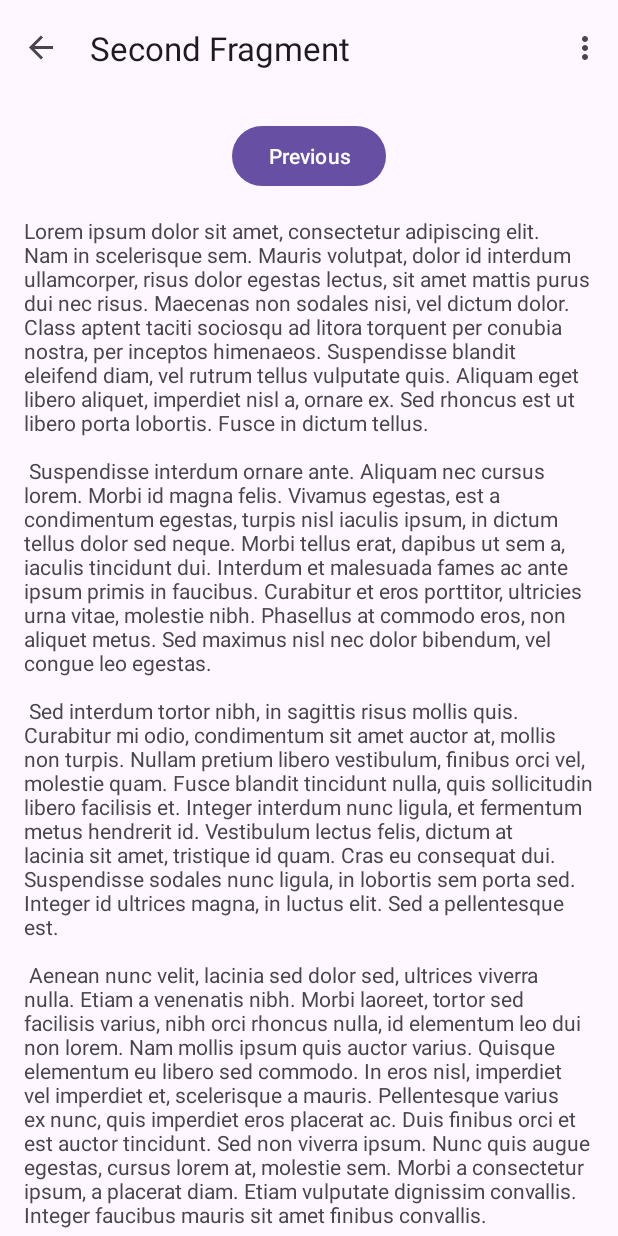
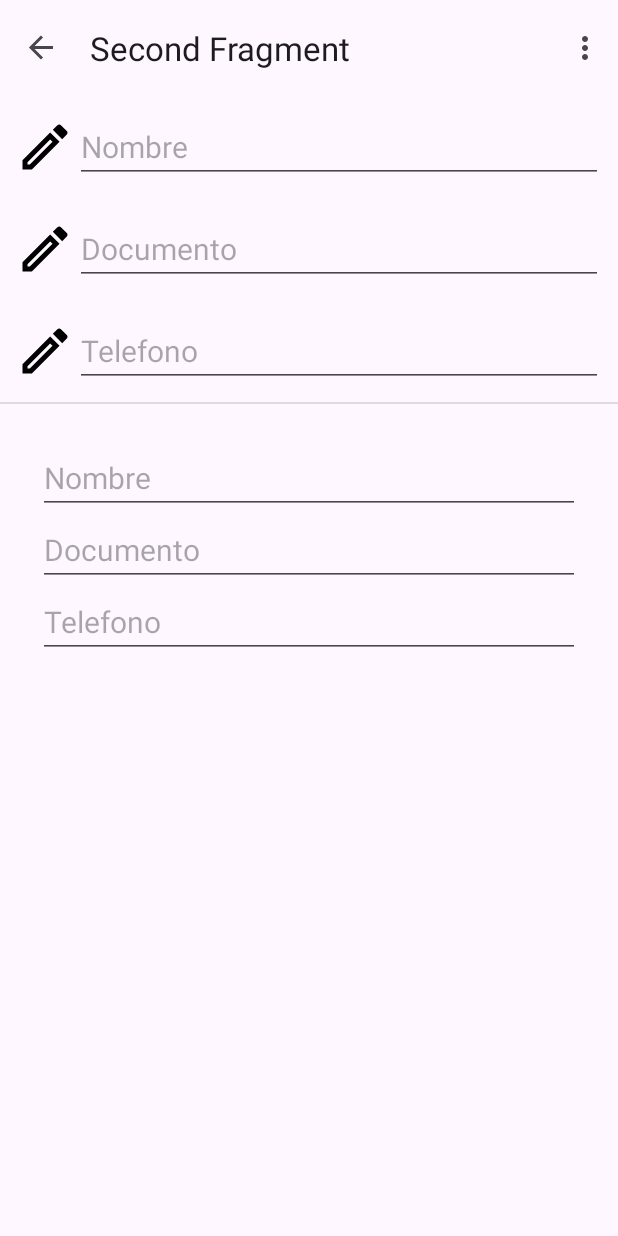
Before and after one commit to carldevoos/tamanui, an Android app: the AddDebtorFragment screen opened through its navigation route, on a phone screen of 412 x 824 dp. Run offline under Robolectric (Android 15) with nearby library versions, the phone set to English and light mode, and no system bars; our stand-ins replace navigation-ui.

Commit message:
Working add debtor

```diff
--- a/app/src/main/java/com/carldevoos/tamanui/AddDebtorFragment.kt
+++ b/app/src/main/java/com/carldevoos/tamanui/AddDebtorFragment.kt
@@ -26,15 +26,14 @@ class AddDebtorFragment : Fragment() {
 
         _binding = FragmentAddDebtorBinding.inflate(inflater, container, false)
         return binding.root
-
     }
 
     override fun onViewCreated(view: View, savedInstanceState: Bundle?) {
         super.onViewCreated(view, savedInstanceState)
 
-        binding.buttonSecond.setOnClickListener {
+        /*binding.buttonSecond.setOnClickListener {
             findNavController().navigate(R.id.action_SecondFragment_to_FirstFragment)
-        }
+        }*/
     }
 
     override fun onDestroyView() {
--- a/app/src/main/java/com/carldevoos/tamanui/ListDebtorFragment.kt
+++ b/app/src/main/java/com/carldevoos/tamanui/ListDebtorFragment.kt
@@ -6,6 +6,7 @@ import android.view.LayoutInflater
 import android.view.View
 import android.view.ViewGroup
 import androidx.fragment.app.Fragment
+import androidx.navigation.fragment.NavHostFragment
 import androidx.recyclerview.widget.LinearLayoutManager
 import com.carldevoos.tamanui.databinding.FragmentListDebtorBinding
 
@@ -26,8 +27,13 @@ class ListDebtorFragment : Fragment() {
     ): View? {
 
         _binding = FragmentListDebtorBinding.inflate(inflater, container, false)
+        val navController = NavHostFragment.findNavController(this)
+
+        binding.fab.setOnClickListener {
+            navController.navigate(R.id.action_FirstFragment_to_SecondFragment)
+        }
+
         return binding.root
-
     }
 
     override fun onViewCreated(view: View, savedInstanceState: Bundle?) {
--- a/app/src/main/res/layout/card_view_design.xml
+++ b/app/src/main/res/layout/card_view_design.xml
@@ -13,14 +13,14 @@
             android:id="@+id/imageview"
             android:layout_width="40dp"
             android:layout_height="40dp"
-            android:src="@color/cardview_dark_background" />
+            android:src="@color/cardview_dark_background"
+            android:contentDescription="TODO" />
 
         <RelativeLayout
             android:layout_width="wrap_content"
             android:layout_height="wrap_content"
             android:layout_gravity="center"
             android:orientation="horizontal">
-
 
             <TextView
                 android:id="@+id/tv_name_debtor"
--- a/app/src/main/res/layout/fragment_add_debtor.xml
+++ b/app/src/main/res/layout/fragment_add_debtor.xml
@@ -1,35 +1,143 @@
 <?xml version="1.0" encoding="utf-8"?>
-<androidx.core.widget.NestedScrollView xmlns:android="http://schemas.android.com/apk/res/android"
+<LinearLayout xmlns:android="http://schemas.android.com/apk/res/android"
     xmlns:app="http://schemas.android.com/apk/res-auto"
     xmlns:tools="http://schemas.android.com/tools"
     android:layout_width="match_parent"
     android:layout_height="match_parent"
+    android:orientation="vertical"
     tools:context=".AddDebtorFragment">
 
-    <androidx.constraintlayout.widget.ConstraintLayout
+    <LinearLayout
         android:layout_width="match_parent"
-        android:layout_height="match_parent"
-        android:padding="16dp">
+        android:layout_height="wrap_content"
+        android:orientation="horizontal"
+        android:padding="10dp">
 
-        <Button
-            android:id="@+id/button_second"
-            android:layout_width="wrap_content"
-            android:layout_height="wrap_content"
-            android:text="@string/previous"
-            app:layout_constraintBottom_toTopOf="@id/textview_second"
-            app:layout_constraintEnd_toEndOf="parent"
+        <ImageView
+            android:id="@+id/img_debtor_name"
+            android:layout_width="40dp"
+            android:layout_height="40dp"
+            android:layout_gravity="center"
+            android:contentDescription="TODO"
+            android:focusable="true"
+            android:src="@drawable/ic_pencil"
             app:layout_constraintStart_toStartOf="parent"
             app:layout_constraintTop_toTopOf="parent" />
 
-        <TextView
-            android:id="@+id/textview_second"
-            android:layout_width="wrap_content"
+        <EditText
+            android:id="@+id/debtor_name"
+            android:layout_width="fill_parent"
             android:layout_height="wrap_content"
-            android:layout_marginTop="16dp"
-            android:text="@string/lorem_ipsum"
-            app:layout_constraintBottom_toBottomOf="parent"
+            android:hint="Nombre"
+            android:labelFor="@id/img_debtor_number"
+            android:textAlignment="textStart"
+            android:textSize="20sp"
             app:layout_constraintEnd_toEndOf="parent"
+            app:layout_constraintTop_toTopOf="parent" />
+
+    </LinearLayout>
+
+    <LinearLayout
+        android:layout_width="match_parent"
+        android:layout_height="wrap_content"
+        android:orientation="horizontal"
+        android:padding="10dp">
+
+        <ImageView
+            android:id="@+id/img_debtor_document"
+            android:layout_width="40dp"
+            android:layout_height="40dp"
+            android:layout_gravity="center"
+            android:contentDescription="TODO"
+            android:src="@drawable/ic_pencil"
             app:layout_constraintStart_toStartOf="parent"
-            app:layout_constraintTop_toBottomOf="@id/button_second" />
-    </androidx.constraintlayout.widget.ConstraintLayout>
-</androidx.core.widget.NestedScrollView>
+            app:layout_constraintTop_toTopOf="parent" />
+
+        <EditText
+            android:id="@+id/debtor_document"
+            android:layout_width="fill_parent"
+            android:layout_height="wrap_content"
+            android:hint="Documento"
+            android:labelFor="@id/img_debtor_number"
+            android:textAlignment="textStart"
+            android:textSize="20sp"
+            app:layout_constraintEnd_toEndOf="parent"
+            app:layout_constraintTop_toTopOf="parent" />
+    </LinearLayout>
+
+    <LinearLayout
+        android:layout_width="match_parent"
+        android:layout_height="wrap_content"
+        android:orientation="horizontal"
+        android:padding="10dp">
+
+        <ImageView
+            android:id="@+id/img_debtor_number"
+            android:layout_width="40dp"
+            android:layout_height="40dp"
+            android:layout_gravity="center"
+            android:contentDescription="TODO"
+            android:src="@drawable/ic_pencil"
+            app:layout_constraintStart_toStartOf="parent"
+            app:layout_constraintTop_toTopOf="parent" />
+
+        <EditText
+            android:id="@+id/debtor_number"
+            android:layout_width="fill_parent"
+            android:layout_height="wrap_content"
+            android:hint="Telefono"
+            android:labelFor="@id/img_debtor_number"
+            android:textAlignment="textStart"
+            android:textSize="20sp"
+            app:layout_constraintEnd_toEndOf="parent"
+            app:layout_constraintTop_toTopOf="parent" />
+    </LinearLayout>
+
+    <View
+        android:id="@+id/divider"
+        android:layout_width="match_parent"
+        android:layout_height="1dp"
+        android:background="?android:attr/listDivider"
+        android:padding="10dp" />
+
+    <LinearLayout
+        android:layout_width="match_parent"
+        android:layout_height="wrap_content"
+        android:orientation="vertical"
+        android:padding="25dp">
+
+        <EditText
+            android:id="@+id/product_name"
+            android:layout_width="fill_parent"
+            android:layout_height="wrap_content"
+            android:hint="Nombre"
+            android:labelFor="@id/img_debtor_number"
+            android:textAlignment="textStart"
+            android:textSize="20sp"
+            app:layout_constraintEnd_toEndOf="parent"
+            app:layout_constraintTop_toTopOf="parent" />
+
+        <EditText
+            android:id="@+id/product_price"
+            android:layout_width="fill_parent"
+            android:layout_height="wrap_content"
+            android:hint="Documento"
+            android:labelFor="@id/img_debtor_number"
+            android:textAlignment="textStart"
+            android:textSize="20sp"
+            app:layout_constraintEnd_toEndOf="parent"
+            app:layout_constraintTop_toTopOf="parent" />
+
+        <EditText
+            android:id="@+id/deb_date"
+            android:layout_width="fill_parent"
+            android:layout_height="wrap_content"
+            android:hint="Telefono"
+            android:labelFor="@id/img_debtor_number"
+            android:textAlignment="textStart"
+            android:textSize="20sp"
+            app:layout_constraintEnd_toEndOf="parent"
+            app:layout_constraintTop_toTopOf="parent" />
+    </LinearLayout>
+
+</LinearLayout>
```
